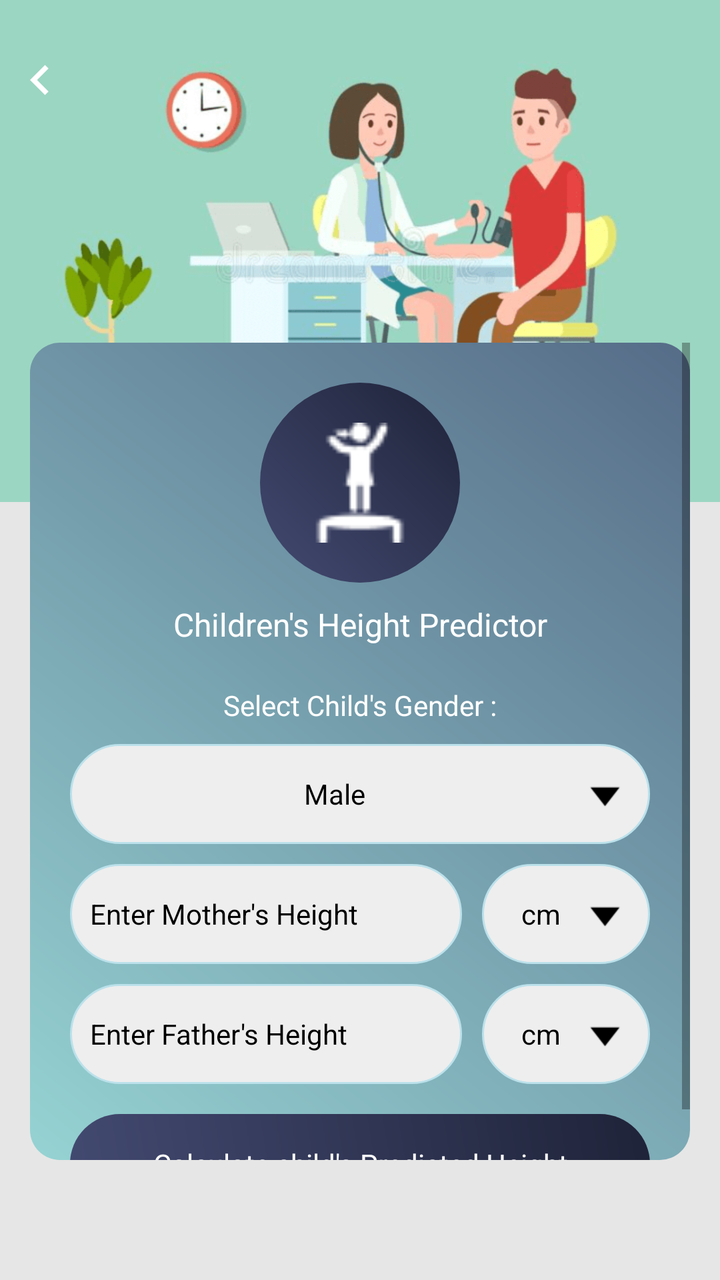
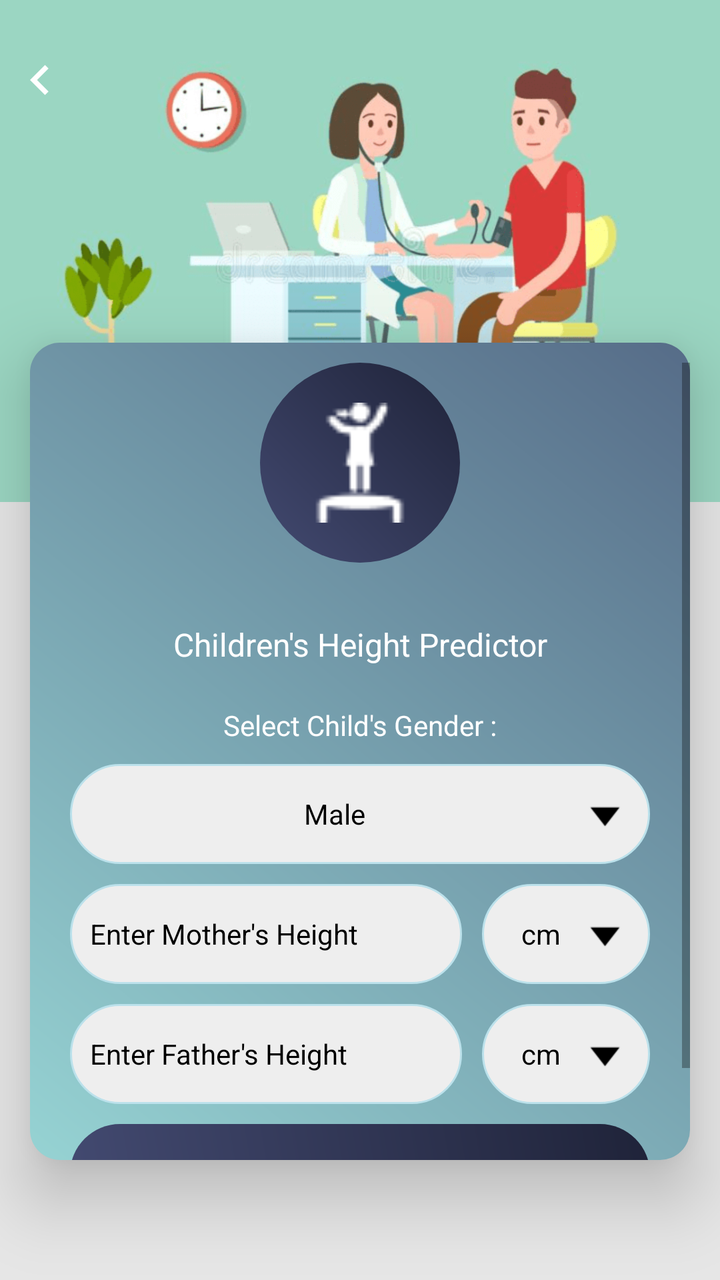

An Android layout rendered at two revisions. The XML below is the earlier revision; the diff shows what the commit changed to produce the second picture.
<!-- AndroidManifest.xml: application theme AppTheme -->
<!-- res/layout/children_height_prediction_calculator.xml -->
<?xml version="1.0" encoding="utf-8"?>
<RelativeLayout xmlns:android="http://schemas.android.com/apk/res/android"
    xmlns:aapt="http://schemas.android.com/aapt"
    xmlns:app="http://schemas.android.com/apk/res-auto"
    android:layout_width="match_parent"
    android:layout_height="match_parent"
    android:background="@color/gray_color">


    <RelativeLayout
        android:id="@+id/banner"
        android:layout_width="match_parent"
        android:layout_height="wrap_content"
        android:background="@mipmap/calculator_banner_2">

    </RelativeLayout>
    <ImageView
        android:id="@+id/iv_back"
        android:layout_width="40dp"
        android:layout_height="40dp"
        android:layout_alignParentLeft="true"
        android:layout_alignParentTop="true"
        android:layout_marginTop="20dp"
        android:padding="5dp"
        android:src="@drawable/ic_chevron_left_white_24dp" />



    <LinearLayout
        android:id="@+id/cardviewone"
        android:layout_marginBottom="60dp"
        android:layout_width="match_parent"
        android:layout_height="wrap_content"
        android:layout_marginLeft="@dimen/text_15"
        android:layout_below="@+id/banner"
        android:layout_marginTop="-80dp"
        android:layout_marginRight="@dimen/text_15"
        android:orientation="horizontal"
        android:background="@drawable/a2_grad_black"
        app:cardElevation="20dip">


    <ScrollView
        android:layout_width="match_parent"
        android:layout_height="wrap_content"
        android:layout_above="@+id/normal_ad_include"
        android:layout_below="@+id/tv_children_height_growth">

        <LinearLayout
            android:layout_width="match_parent"
            android:layout_height="wrap_content"
            android:layout_centerInParent="true"
            android:layout_margin="20dp"
            android:orientation="vertical">

            <RelativeLayout
                android:layout_width="match_parent"
                android:layout_above="@+id/cardviewone"

                android:layout_height="wrap_content">
                <RelativeLayout
                    android:id="@+id/rel12"
                    android:layout_width="100dp"
                    android:layout_centerInParent="true"
                    android:background="@drawable/a3_grad"
                    android:layout_height="100dp">

                    <ImageView
                        android:id="@+id/iv_children_height_growth"
                        android:layout_width="60dp"
                        android:layout_height="60dp"
                        android:layout_centerHorizontal="true"
                        android:layout_centerInParent="true"
                        android:src="@drawable/img_childrens_height_predictor" />
                </RelativeLayout>
            </RelativeLayout>


            <TextView
                android:id="@+id/tv_children_height_growth"
                android:layout_width="match_parent"
                android:layout_height="wrap_content"
                android:layout_below="@+id/rel12"
                android:textAlignment="center"
                android:layout_centerHorizontal="true"
                android:layout_margin="10dp"
                android:text="@string/Childrens_Height_Predictor"
                android:textColor="@color/white"
                android:textSize="@dimen/textsize_16" />

            
            <TextView
                android:id="@+id/tv_select_gender"
                android:layout_width="match_parent"
                android:layout_height="wrap_content"
                android:layout_weight="3"
                android:gravity="center"
                android:padding="10dp"
                android:text="@string/Select_Child_Gender"
                android:textColor="@color/white"
                android:textSize="@dimen/textsize_14" />

            <TextView
                android:id="@+id/tv_gender"
                android:layout_width="match_parent"
                android:layout_height="50dp"
                android:layout_marginBottom="10dp"
                android:layout_weight="3"
                android:background="@drawable/corner2"
                android:drawableRight="@mipmap/down"
                android:gravity="center"
                android:padding="10dp"
                android:text="@string/Male"
                android:textColor="@color/black"
                android:textSize="@dimen/textsize_14" />

            <LinearLayout
                android:layout_width="match_parent"
                android:layout_height="wrap_content"
                android:layout_centerInParent="true"
                android:orientation="horizontal"
                android:weightSum="10">

                <EditText
                    android:id="@+id/et_mother_height"
                    android:layout_width="0dp"
                    android:layout_height="50dp"
                    android:layout_weight="7"
                    android:background="@drawable/corner2"
                    android:hint="@string/Enter_Mothers_Height"
                    android:imeOptions="actionDone"
                    android:inputType="numberDecimal"
                    android:paddingLeft="10dp"
                    android:textColor="@color/black"
                    android:textColorHint="@color/black"
                    android:textSize="@dimen/textsize_14" />

                <TextView
                    android:id="@+id/tv_heightunit_mother"
                    android:layout_width="0dp"
                    android:layout_height="match_parent"
                    android:layout_marginLeft="10dp"
                    android:layout_weight="3"
                    android:background="@drawable/corner2"
                    android:drawableRight="@mipmap/down"
                    android:gravity="center"
                    android:padding="10dp"
                    android:text="@string/cm"
                    android:textColor="@color/black" />
            </LinearLayout>

            <LinearLayout
                android:layout_width="match_parent"
                android:layout_height="wrap_content"
                android:layout_centerInParent="true"
                android:layout_marginTop="10dp"
                android:orientation="horizontal"
                android:weightSum="10">

                <EditText
                    android:id="@+id/et_fathers_height"
                    android:layout_width="0dp"
                    android:layout_height="50dp"
                    android:layout_weight="7"
                    android:background="@drawable/corner2"
                    android:hint="@string/Enter_Fathers_Height"
                    android:imeOptions="actionNext"
                    android:inputType="numberDecimal"
                    android:paddingLeft="10dp"
                    android:textColor="@color/black"
                    android:textColorHint="@color/black"
                    android:textSize="@dimen/textsize_14" />

                <TextView
                    android:id="@+id/tv_heightunit_father"
                    android:layout_width="0dp"
                    android:layout_height="match_parent"
                    android:layout_marginLeft="10dp"
                    android:layout_weight="3"
                    android:background="@drawable/corner2"
                    android:drawableRight="@mipmap/down"
                    android:gravity="center"
                    android:padding="10dp"
                    android:text="@string/cm"
                    android:textColor="@color/black" />
            </LinearLayout>

            <TextView
                android:id="@+id/tv_search_predicted_height"
                android:layout_width="match_parent"
                android:layout_height="50dp"
                android:layout_marginTop="15dp"
                android:background="@drawable/a3_grad"
                android:gravity="center"
                android:text="@string/Calculate_childs_Predicted_Height"
                android:textColor="@color/white"
                android:textColorHint="@color/white"
                android:textSize="@dimen/textsize_14" />
        </LinearLayout>
    </ScrollView>
    
    </LinearLayout>

    <LinearLayout
        android:id="@+id/normal_ad_include"
        android:layout_width="match_parent"
        android:layout_height="wrap_content"
        android:orientation="vertical"
        android:gravity="center"
        android:layout_alignParentBottom="true"/>
</RelativeLayout>
<!-- resources referenced by this layout -->
<resources>
  <color name="black">#000000</color>
  <color name="gray_color">#E6E6E6</color>
  <color name="white">#ffffff</color>
  <dimen name="text_15">15sp</dimen>
  <dimen name="textsize_14">14sp</dimen>
  <dimen name="textsize_16">16sp</dimen>
  <!-- drawable a2_grad_black (drawable) -->
  <?xml version="1.0" encoding="utf-8"?>
  <shape xmlns:android="http://schemas.android.com/apk/res/android">
      <gradient
          android:angle="225"
          android:endColor="#96D3D3"
          android:startColor="#566C88" />
  
      <corners android:radius="15dp"/>
  
  </shape>
  <!-- drawable a3_grad (drawable) -->
  <?xml version="1.0" encoding="utf-8"?>
  <shape xmlns:android="http://schemas.android.com/apk/res/android">
  <gradient
      android:angle="225"
      android:endColor="#434A71"
      android:startColor="#1F2339" />
  
  <corners android:radius="200dp"/>
  
  </shape>
  <!-- drawable corner2 (drawable) -->
  <?xml version="1.0" encoding="utf-8"?>
  <shape xmlns:android="http://schemas.android.com/apk/res/android"
      android:shape="rectangle">
  
  
      <stroke
          android:width="1dp"
          android:color="#BBE1EB"/>
  
      <corners android:radius="200dp"/>
  
      <solid
          android:color="#EEEEEE"/>
  
  </shape>
  <!-- drawable ic_chevron_left_white_24dp (drawable) -->
  <vector android:height="24dp" android:tint="#FFFFFF"
      android:viewportHeight="24" android:viewportWidth="24"
      android:width="24dp" xmlns:android="http://schemas.android.com/apk/res/android">
      <path android:fillColor="@android:color/white" android:pathData="M15.41,7.41L14,6l-6,6 6,6 1.41,-1.41L10.83,12z"/>
  </vector>
  <!-- drawable img_childrens_height_predictor: png bitmap (drawable, 463 bytes) -->
  <!-- mipmap calculator_banner_2: png bitmap (mipmap-xhdpi, 70074 bytes) -->
  <!-- mipmap down: png bitmap (mipmap-xhdpi, 325 bytes) -->
  <string name="Calculate_childs_Predicted_Height">Calculate child\'s Predicted Height</string>
  <string name="Childrens_Height_Predictor">Children\'s Height Predictor</string>
  <string name="Enter_Fathers_Height">Enter Father\'s Height</string>
  <string name="Enter_Mothers_Height">Enter Mother\'s Height</string>
  <string name="Male">Male</string>
  <string name="Select_Child_Gender">Select Child\'s Gender :</string>
  <string name="cm">cm</string>
  <style name="AppTheme" parent="Theme.AppCompat.Light.DarkActionBar">
          
          <item name="colorPrimary">@color/colorPrimary</item>
          <item name="colorPrimaryDark">@color/colorPrimaryDark</item>
          <item name="colorAccent">@color/colorAccent</item>
      </style>
  <color name="colorPrimary">#434A71</color>
  <color name="colorPrimaryDark">#1F2339</color>
  <color name="colorAccent">#1F2339</color>
</resources>

<!-- the commit's change to res/layout/children_height_prediction_calculator.xml (unified diff, before → after) -->
@@ -37,26 +37,25 @@
         android:layout_marginRight="@dimen/text_15"
         android:orientation="horizontal"
         android:background="@drawable/a2_grad_black"
-        app:cardElevation="20dip">
+        android:elevation="20dp">
 
 
     <ScrollView
         android:layout_width="match_parent"
         android:layout_height="wrap_content"
         android:layout_above="@+id/normal_ad_include"
+        android:layout_marginTop="10dp"
         android:layout_below="@+id/tv_children_height_growth">
 
         <LinearLayout
             android:layout_width="match_parent"
             android:layout_height="wrap_content"
             android:layout_centerInParent="true"
-            android:layout_margin="20dp"
             android:orientation="vertical">
 
             <RelativeLayout
                 android:layout_width="match_parent"
                 android:layout_above="@+id/cardviewone"
-
                 android:layout_height="wrap_content">
                 <RelativeLayout
                     android:id="@+id/rel12"
@@ -75,127 +74,133 @@
                 </RelativeLayout>
             </RelativeLayout>
 
-
-            <TextView
-                android:id="@+id/tv_children_height_growth"
-                android:layout_width="match_parent"
-                android:layout_height="wrap_content"
-                android:layout_below="@+id/rel12"
-                android:textAlignment="center"
-                android:layout_centerHorizontal="true"
-                android:layout_margin="10dp"
-                android:text="@string/Childrens_Height_Predictor"
-                android:textColor="@color/white"
-                android:textSize="@dimen/textsize_16" />
-
-            
-            <TextView
-                android:id="@+id/tv_select_gender"
-                android:layout_width="match_parent"
-                android:layout_height="wrap_content"
-                android:layout_weight="3"
-                android:gravity="center"
-                android:padding="10dp"
-                android:text="@string/Select_Child_Gender"
-                android:textColor="@color/white"
-                android:textSize="@dimen/textsize_14" />
-
-            <TextView
-                android:id="@+id/tv_gender"
-                android:layout_width="match_parent"
-                android:layout_height="50dp"
-                android:layout_marginBottom="10dp"
-                android:layout_weight="3"
-                android:background="@drawable/corner2"
-                android:drawableRight="@mipmap/down"
-                android:gravity="center"
-                android:padding="10dp"
-                android:text="@string/Male"
-                android:textColor="@color/black"
-                android:textSize="@dimen/textsize_14" />
-
             <LinearLayout
                 android:layout_width="match_parent"
                 android:layout_height="wrap_content"
                 android:layout_centerInParent="true"
-                android:orientation="horizontal"
-                android:weightSum="10">
-
-                <EditText
-                    android:id="@+id/et_mother_height"
-                    android:layout_width="0dp"
+                android:layout_margin="20dp"
+                android:orientation="vertical">
+                <TextView
+                    android:id="@+id/tv_children_height_growth"
+                    android:layout_width="match_parent"
+                    android:layout_height="wrap_content"
+                    android:layout_below="@+id/rel12"
+                    android:textAlignment="center"
+                    android:layout_centerHorizontal="true"
+                    android:layout_margin="10dp"
+                    android:text="@string/Childrens_Height_Predictor"
+                    android:textColor="@color/white"
+                    android:textSize="@dimen/textsize_16" />
+
+
+                <TextView
+                    android:id="@+id/tv_select_gender"
+                    android:layout_width="match_parent"
+                    android:layout_height="wrap_content"
+                    android:layout_weight="3"
+                    android:gravity="center"
+                    android:padding="10dp"
+                    android:text="@string/Select_Child_Gender"
+                    android:textColor="@color/white"
+                    android:textSize="@dimen/textsize_14" />
+
+                <TextView
+                    android:id="@+id/tv_gender"
+                    android:layout_width="match_parent"
                     android:layout_height="50dp"
-                    android:layout_weight="7"
-                    android:background="@drawable/corner2"
-                    android:hint="@string/Enter_Mothers_Height"
-                    android:imeOptions="actionDone"
-                    android:inputType="numberDecimal"
-                    android:paddingLeft="10dp"
-                    android:textColor="@color/black"
-                    android:textColorHint="@color/black"
-                    android:textSize="@dimen/textsize_14" />
-
-                <TextView
-                    android:id="@+id/tv_heightunit_mother"
-                    android:layout_width="0dp"
-                    android:layout_height="match_parent"
-                    android:layout_marginLeft="10dp"
+                    android:layout_marginBottom="10dp"
                     android:layout_weight="3"
                     android:background="@drawable/corner2"
                     android:drawableRight="@mipmap/down"
                     android:gravity="center"
                     android:padding="10dp"
-                    android:text="@string/cm"
-                    android:textColor="@color/black" />
+                    android:text="@string/Male"
+                    android:textColor="@color/black"
+                    android:textSize="@dimen/textsize_14" />
+
+                <LinearLayout
+                    android:layout_width="match_parent"
+                    android:layout_height="wrap_content"
+                    android:layout_centerInParent="true"
+                    android:orientation="horizontal"
+                    android:weightSum="10">
+
+                    <EditText
+                        android:id="@+id/et_mother_height"
+                        android:layout_width="0dp"
+                        android:layout_height="50dp"
+                        android:layout_weight="7"
+                        android:background="@drawable/corner2"
+                        android:hint="@string/Enter_Mothers_Height"
+                        android:imeOptions="actionDone"
+                        android:inputType="numberDecimal"
+                        android:paddingLeft="10dp"
+                        android:textColor="@color/black"
+                        android:textColorHint="@color/black"
+                        android:textSize="@dimen/textsize_14" />
+
+                    <TextView
+                        android:id="@+id/tv_heightunit_mother"
+                        android:layout_width="0dp"
+                        android:layout_height="match_parent"
+                        android:layout_marginLeft="10dp"
+                        android:layout_weight="3"
+                        android:background="@drawable/corner2"
+                        android:drawableRight="@mipmap/down"
+                        android:gravity="center"
+                        android:padding="10dp"
+                        android:text="@string/cm"
+                        android:textColor="@color/black" />
+                </LinearLayout>
+
+                <LinearLayout
+                    android:layout_width="match_parent"
+                    android:layout_height="wrap_content"
+                    android:layout_centerInParent="true"
+                    android:layout_marginTop="10dp"
+                    android:orientation="horizontal"
+                    android:weightSum="10">
+
+                    <EditText
+                        android:id="@+id/et_fathers_height"
+                        android:layout_width="0dp"
+                        android:layout_height="50dp"
+                        android:layout_weight="7"
+                        android:background="@drawable/corner2"
+                        android:hint="@string/Enter_Fathers_Height"
+                        android:imeOptions="actionNext"
+                        android:inputType="numberDecimal"
+                        android:paddingLeft="10dp"
+                        android:textColor="@color/black"
+                        android:textColorHint="@color/black"
+                        android:textSize="@dimen/textsize_14" />
+
+                    <TextView
+                        android:id="@+id/tv_heightunit_father"
+                        android:layout_width="0dp"
+                        android:layout_height="match_parent"
+                        android:layout_marginLeft="10dp"
+                        android:layout_weight="3"
+                        android:background="@drawable/corner2"
+                        android:drawableRight="@mipmap/down"
+                        android:gravity="center"
+                        android:padding="10dp"
+                        android:text="@string/cm"
+                        android:textColor="@color/black" />
+                </LinearLayout>
+
+                <TextView
+                    android:id="@+id/tv_search_predicted_height"
+                    android:layout_width="match_parent"
+                    android:layout_height="50dp"
+                    android:layout_marginTop="10dp"
+                    android:background="@drawable/a3_grad"
+                    android:gravity="center"
+                    android:text="@string/Calculate_childs_Predicted_Height"
+                    android:textColor="@color/white"
+                    android:textColorHint="@color/white"
+                    android:textSize="@dimen/textsize_14" />
             </LinearLayout>
-
-            <LinearLayout
-                android:layout_width="match_parent"
-                android:layout_height="wrap_content"
-                android:layout_centerInParent="true"
-                android:layout_marginTop="10dp"
-                android:orientation="horizontal"
-                android:weightSum="10">
-
-                <EditText
-                    android:id="@+id/et_fathers_height"
-                    android:layout_width="0dp"
-                    android:layout_height="50dp"
-                    android:layout_weight="7"
-                    android:background="@drawable/corner2"
-                    android:hint="@string/Enter_Fathers_Height"
-                    android:imeOptions="actionNext"
-                    android:inputType="numberDecimal"
-                    android:paddingLeft="10dp"
-                    android:textColor="@color/black"
-                    android:textColorHint="@color/black"
-                    android:textSize="@dimen/textsize_14" />
-
-                <TextView
-                    android:id="@+id/tv_heightunit_father"
-                    android:layout_width="0dp"
-                    android:layout_height="match_parent"
-                    android:layout_marginLeft="10dp"
-                    android:layout_weight="3"
-                    android:background="@drawable/corner2"
-                    android:drawableRight="@mipmap/down"
-                    android:gravity="center"
-                    android:padding="10dp"
-                    android:text="@string/cm"
-                    android:textColor="@color/black" />
-            </LinearLayout>
-
-            <TextView
-                android:id="@+id/tv_search_predicted_height"
-                android:layout_width="match_parent"
-                android:layout_height="50dp"
-                android:layout_marginTop="15dp"
-                android:background="@drawable/a3_grad"
-                android:gravity="center"
-                android:text="@string/Calculate_childs_Predicted_Height"
-                android:textColor="@color/white"
-                android:textColorHint="@color/white"
-                android:textSize="@dimen/textsize_14" />
         </LinearLayout>
     </ScrollView>
     
